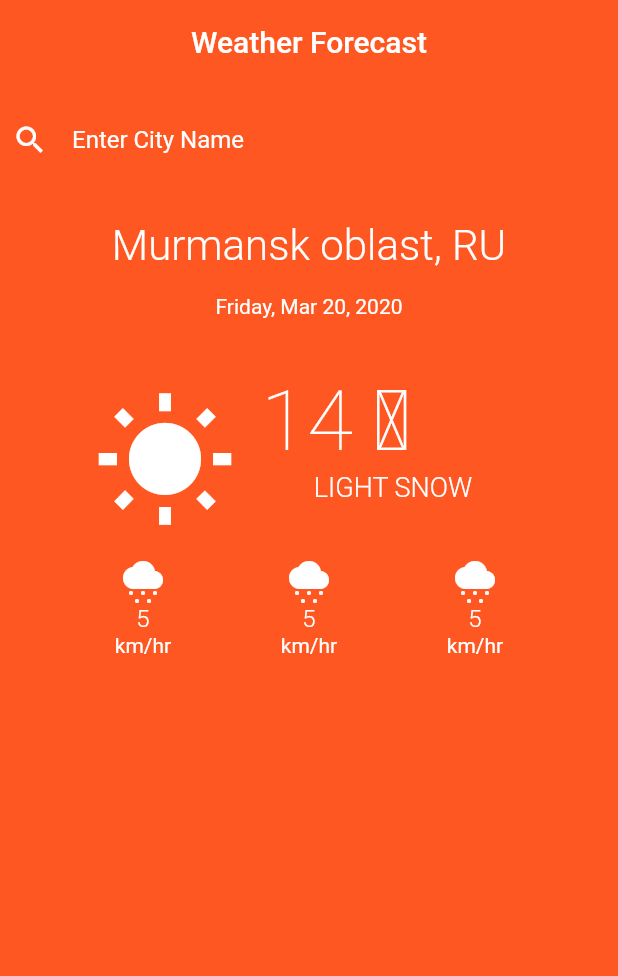
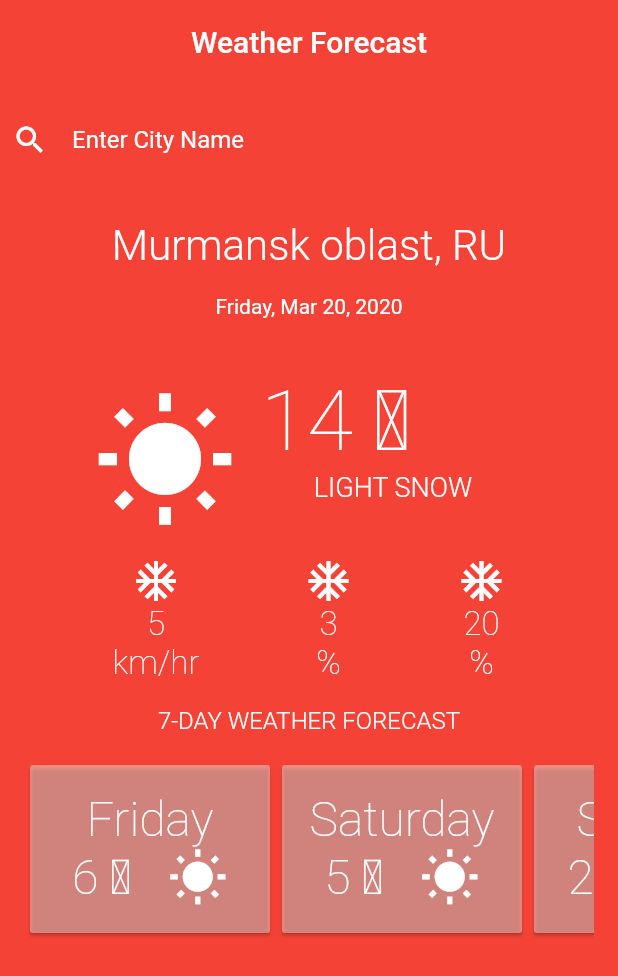
Before and after one commit to yatsukvn/home_work.3.12, a Flutter app: the WeatherForecast widget shown alone on an empty page, opened directly, on a phone screen of 412 x 824 dp. Shown: the top 976 px of the screen. Run offline on Flutter 3.47's test engine with Material 2 defaults, Android fonts, the phone set to English and light mode, and no system bars.

Commit message:
+ commin

```diff
--- a/lib/main.dart
+++ b/lib/main.dart
@@ -1,4 +1,6 @@
 import 'package:flutter/material.dart';
+import 'package:home_work_3_12/models.dart';
+import 'package:home_work_3_12/settings.dart';
 import 'package:home_work_3_12/utils.dart';
 
 void main() => runApp(const MyApp());
@@ -16,14 +18,14 @@ class MyApp extends StatelessWidget {
 
 Scaffold WeatherForecast() {
   return Scaffold(
-    backgroundColor: Colors.deepOrange,
+    backgroundColor: Settings.background,
     appBar: AppBar(
       title: const Text(
         'Weather Forecast',
         style: TextStyle(color: Colors.white),
       ),
       centerTitle: true,
-      backgroundColor: Colors.deepOrange,
+      backgroundColor: Settings.background,
       elevation: 0,
     ),
     body: _buildBody(),
@@ -50,6 +52,15 @@ Widget _buildBody() {
         _cityDetail(),
         _temperatureDetail(),
         _extraWeatherDetail(),
+        const Text(
+          '7-DAY WEATHER FORECAST',
+          style: TextStyle(
+            color: Colors.white,
+            fontSize: 16,
+            fontWeight: FontWeight.w300,
+          ),
+        ),
+        _bottomDetail(),
       ],
     ),
   );
@@ -118,72 +129,117 @@ Widget _temperatureDetail() {
   );
 }
 
-Widget _extraWeatherDetail() {
+Padding _extraWeatherDetail() {
+  final values = [
+    WeatherDetail(Icons.ac_unit, '5', 'km/hr'),
+    WeatherDetail(Icons.ac_unit, '3', '%'),
+    WeatherDetail(Icons.ac_unit, '20', '%'),
+  ];
+
   return Padding(
     padding: const EdgeInsets.fromLTRB(40.0, 16.0, 40.0, 16.0),
     child: Center(
       child: Row(
         mainAxisAlignment: MainAxisAlignment.spaceAround,
-        children: [
-          Column(
-            children: const [
-              Icon(Icons.cloudy_snowing, color: Colors.white, size: 32.0),
-              Text(
-                '5',
-                style: TextStyle(
-                  color: Colors.white,
-                  fontSize: 16,
-                  fontWeight: FontWeight.w300,
+        children: List.generate(
+          3,
+          (int index) {
+            return _extraWeatherDetailItem(values[index]);
+          },
         ),
       ),
+    ),
+  );
+}
+
+Column _extraWeatherDetailItem(WeatherDetail weatherDetail) {
+  return Column(
+    children: [
+      Icon(
+        weatherDetail.icon,
+        color: Colors.white,
+        size: 32.0,
+      ),
       Text(
-                'km/hr',
-                style: TextStyle(
-                  color: Colors.white,
+        weatherDetail.title,
+        style: Settings.extraWeatherDetailItemTextStyle,
       ),
+      Text(
+        weatherDetail.subtitle,
+        style: Settings.extraWeatherDetailItemTextStyle,
+      ),
+    ],
+  );
+}
+
+Padding _bottomDetail() {
+  final values = [
+    WeatherDetail(Icons.wb_sunny, 'Friday', '6'),
+    WeatherDetail(Icons.wb_sunny, 'Saturday', '5'),
+    WeatherDetail(Icons.wb_sunny, 'Sunday', '22'),
+    WeatherDetail(Icons.wb_sunny, 'Monday', '24'),
+    WeatherDetail(Icons.wb_sunny, 'Tuesday', '28'),
+    WeatherDetail(Icons.wb_sunny, 'Wednesday', '29'),
+    WeatherDetail(Icons.wb_sunny, 'Thursday', '30'),
+  ];
+
+  return Padding(
+    padding: const EdgeInsets.all(16.0),
+    child: SizedBox(
+      height: 120,
+      child: ListView(
+        scrollDirection: Axis.horizontal,
+        children: List.generate(
+          7,
+          (int index) {
+            return _weatherDayOfWeekDetail(values[index]);
+          },
+        ),
+      ),
+    ),
+  );
+}
+
+Card _weatherDayOfWeekDetail(WeatherDetail weatherDetail) {
+  return Card(
+    color: Colors.white.withOpacity(0.4),
+    shape: RoundedRectangleBorder(
+      borderRadius: BorderRadius.circular(2.0),
+    ),
+    child: SizedBox(
+      width: 160,
+      height: 120,
+      child: Padding(
+        padding: const EdgeInsets.all(4.0),
+        child: Column(
+          mainAxisAlignment: MainAxisAlignment.center,
+          children: [
+            Row(
+              mainAxisAlignment: MainAxisAlignment.center,
+              children: [
+                Text(
+                  weatherDetail.title,
+                  style: Settings.weatherDayOfWeekDetail,
                 ),
               ],
             ),
-          Column(
-            children: const [
-              Icon(Icons.cloudy_snowing, color: Colors.white, size: 32.0),
+            Row(
+              mainAxisAlignment: MainAxisAlignment.spaceEvenly,
+              children: [
                 Text(
-                '5',
-                style: TextStyle(
+                  '${weatherDetail.subtitle} ${Degree.fahrenheit}',
+                  style: Settings.weatherDayOfWeekDetail,
+                ),
+                Icon(
+                  weatherDetail.icon,
                   color: Colors.white,
-                  fontSize: 16,
-                  fontWeight: FontWeight.w300,
-                ),
-              ),
-              Text(
-                'km/hr',
-                style: TextStyle(
-                  color: Colors.white,
-                ),
-              ),
-            ],
-          ),
-          Column(
-            children: const [
-              Icon(Icons.cloudy_snowing, color: Colors.white, size: 32.0),
-              Text(
-                '5',
-                style: TextStyle(
-                  color: Colors.white,
-                  fontSize: 16,
-                  fontWeight: FontWeight.w300,
-                ),
-              ),
-              Text(
-                'km/hr',
-                style: TextStyle(
-                  color: Colors.white,
-                ),
+                  size: 40.0,
                 ),
               ],
             ),
           ],
         ),
       ),
+    ),
   );
 }
--- /dev/null
+++ b/lib/models.dart
@@ -0,0 +1,9 @@
+import 'package:flutter/material.dart';
+
+class WeatherDetail {
+  IconData? icon;
+  String title;
+  String subtitle;
+
+  WeatherDetail(this.icon, this.title, this.subtitle);
+}
--- /dev/null
+++ b/lib/settings.dart
@@ -0,0 +1,16 @@
+import 'package:flutter/material.dart';
+
+class Settings {
+  static Color get background => const Color.fromARGB(255, 244, 67, 54);
+  static Color get itemBackground => const Color.fromARGB(255, 229, 115, 115);
+  static TextStyle get extraWeatherDetailItemTextStyle => const TextStyle(
+        color: Colors.white,
+        fontSize: 22.0,
+        fontWeight: FontWeight.w200,
+      );
+  static TextStyle get weatherDayOfWeekDetail => const TextStyle(
+        color: Colors.white,
+        fontSize: 32.0,
+        fontWeight: FontWeight.w200,
+      );
+}
```
Lines whose indentation alone changed are shown as unchanged.
